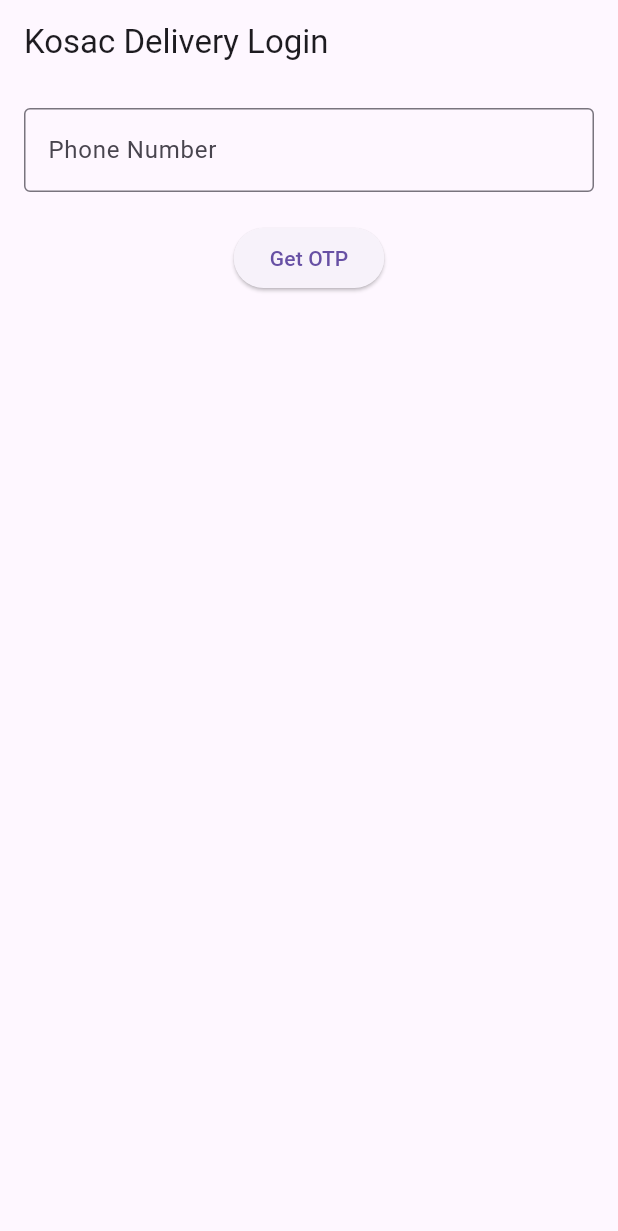
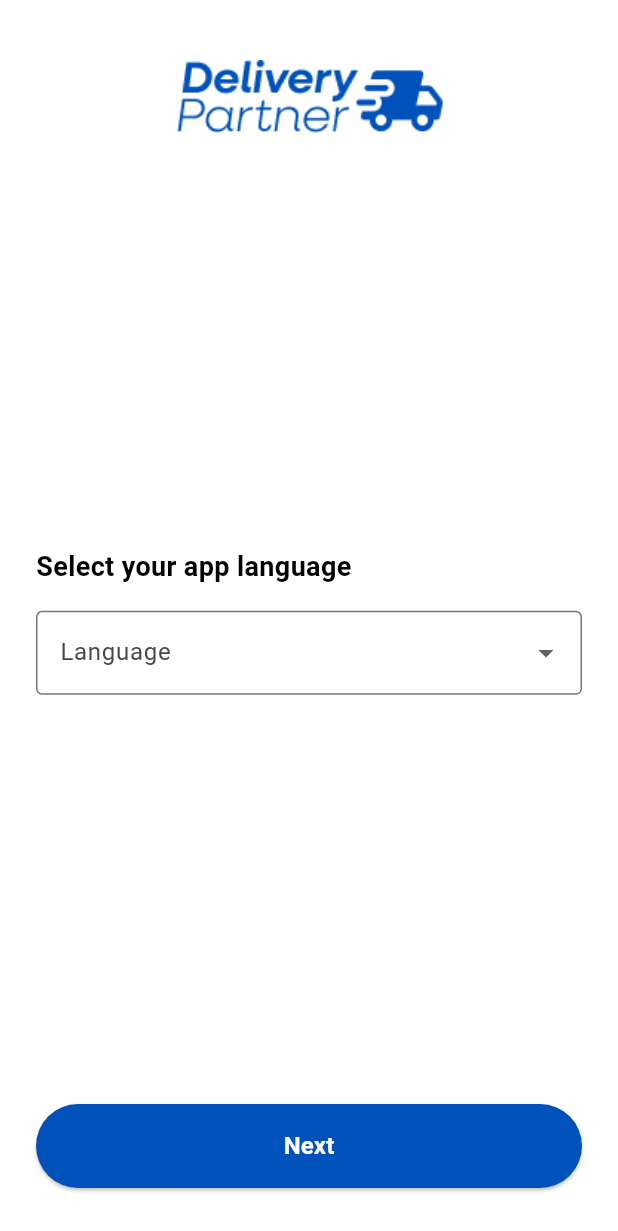
Before and after one commit to kosac-tech/delivery_App, a Flutter app: the screen it shows after launch, on a phone screen of 412 x 824 dp. Shown: the top 1231 px of the screen. Run offline on Flutter 3.47's test engine with Material 3 defaults, Android fonts, the phone set to English and light mode, and no system bars; our stand-ins replace easy_localization.

Commit message:
🌐 Added multi-language support (English, Hindi, Marathi)

```diff
--- /dev/null
+++ b/assets/lang/en.json
@@ -0,0 +1,15 @@
+{
+  "home_title": "Dashboard",
+  "welcome_message": "Welcome to Kosac Delivery App!",
+  "select_language": "Select your app language",
+  "language": "Language",
+  "next": "Next",
+  "login_title": "Kosac Delivery Login",
+  "phone_number": "Phone Number",
+  "get_otp": "Get OTP",
+  "verify_otp": "Verify OTP",
+  "enter_otp": "Enter the OTP sent to +91 {phone}",
+  "otp": "OTP",
+  "verify": "Verify",
+  "login_success": "Login Successful ✅"
+}
--- /dev/null
+++ b/lib/language_selection_screen.dart
@@ -0,0 +1,105 @@
+import 'package:flutter/material.dart';
+import 'package:easy_localization/easy_localization.dart';
+
+class LanguageSelectionScreen extends StatefulWidget {
+  const LanguageSelectionScreen({super.key});
+
+  @override
+  State<LanguageSelectionScreen> createState() => _LanguageSelectionScreenState();
+}
+
+class _LanguageSelectionScreenState extends State<LanguageSelectionScreen> {
+  Locale? _selectedLocale;
+
+  final Map<String, Locale> languageMap = {
+    'English': const Locale('en'),
+    'हिंदी': const Locale('hi'),
+    'मराठी': const Locale('mr'),
+  };
+
+  @override
+  Widget build(BuildContext context) {
+    return Scaffold(
+      backgroundColor: Colors.white,
+      body: SafeArea(
+        child: Padding(
+          padding: const EdgeInsets.symmetric(horizontal: 24.0),
+          child: Column(
+            children: [
+              const SizedBox(height: 40),
+              Center(
+                child: Image.asset(
+                  'assets/delivery_partner_logo.png',
+                  width: 180,
+                ),
+              ),
+              const Spacer(),
+
+              Align(
+                alignment: Alignment.centerLeft,
+                child: Text(
+                  tr('select_language'),
+                  style: const TextStyle(
+                    fontSize: 18,
+                    fontWeight: FontWeight.w700,
+                    color: Colors.black,
+                  ),
+                ),
+              ),
+              const SizedBox(height: 16),
+
+              DropdownButtonFormField<Locale>(
+                value: _selectedLocale,
+                decoration: InputDecoration(
+                  labelText: tr('language'),
+                  border: const OutlineInputBorder(),
+                ),
+                items: languageMap.entries.map((entry) {
+                  return DropdownMenuItem(
+                    value: entry.value,
+                    child: Text(entry.key),
+                  );
+                }).toList(),
+                onChanged: (locale) {
+                  setState(() {
+                    _selectedLocale = locale;
+                    context.setLocale(locale!);
+                  });
+                },
+              ),
+
+              const Spacer(),
+
+              SizedBox(
+                width: double.infinity,
+                height: 56,
+                child: ElevatedButton(
+                  style: ElevatedButton.styleFrom(
+                    backgroundColor: const Color(0xFF0051BA),
+                    shape: RoundedRectangleBorder(
+                      borderRadius: BorderRadius.circular(40),
+                    ),
+                  ),
+                  onPressed: () {
+                    if (_selectedLocale != null) {
+                      Navigator.pushReplacementNamed(context, '/login');
+                    }
+                  },
+                  child: Text(
+                    tr('next'),
+                    style: const TextStyle(
+                      color: Colors.white,
+                      fontSize: 16,
+                      fontWeight: FontWeight.w600,
+                    ),
+                  ),
+                ),
+              ),
+              const SizedBox(height: 32),
+            ],
+          ),
+        ),
+      ),
+    );
+  }
+}
--- a/lib/main.dart
+++ b/lib/main.dart
@@ -1,15 +1,92 @@
 import 'package:flutter/material.dart';
-import 'package:firebase_core/firebase_core.dart';
-import 'splash_screen.dart'; // 💡 Make sure this file exists and is imported
+import 'package:easy_localization/easy_localization.dart';
+import 'language_selection_screen.dart';
+import 'phone_login_screen.dart';
+import 'otp_verification_screen.dart'; // If needed
+import 'home_screen.dart'; // Optional
 
 void main() async {
   WidgetsFlutterBinding.ensureInitialized();
-  await Firebase.initializeApp(); // 🔥 Initializes Firebase
+  await EasyLocalization.ensureInitialized(); // ⬅️ important
 
   runApp(
-    const MaterialApp(
-      debugShowCheckedModeBanner: false,
-      home: SplashScreen(), // 🚀 Starts with the Splash screen
+    EasyLocalization(
+      supportedLocales: const [
+        Locale('en'),
+        Locale('hi'),
+        Locale('mr'),
+      ],
+      path: 'assets/lang', // ⬅️ path to your JSON files
+      fallbackLocale: const Locale('en'),
+      child: const MyApp(),
     ),
   );
 }
+
+class MyApp extends StatelessWidget {
+  const MyApp({super.key});
+
+  @override
+  Widget build(BuildContext context) {
+    return MaterialApp(
+      title: 'Kosac Delivery App',
+      debugShowCheckedModeBanner: false,
+      localizationsDelegates: context.localizationDelegates,
+      supportedLocales: context.supportedLocales,
+      locale: context.locale,
+      theme: ThemeData(primarySwatch: Colors.blue),
+      initialRoute: '/',
+      routes: {
+        '/': (context) => const SplashScreen(),
+        '/language': (context) => const LanguageSelectionScreen(),
+        '/login': (context) => const PhoneLoginScreen(),
+        '/otp': (context) => const OtpVerificationScreen(phoneNumber: '1234567890'), // For testing
+        '/home': (context) => const HomeScreen(), // Optional
+      },
+    );
+  }
+}
+
+class SplashScreen extends StatefulWidget {
+  const SplashScreen({super.key});
+
+  @override
+  State<SplashScreen> createState() => _SplashScreenState();
+}
+
+class _SplashScreenState extends State<SplashScreen> {
+  @override
+  void initState() {
+    super.initState();
+    Future.delayed(const Duration(seconds: 2), () {
+      Navigator.pushReplacementNamed(context, '/language');
+    });
+  }
+
+  @override
+  Widget build(BuildContext context) {
+    return Scaffold(
+      backgroundColor: const Color(0xFF0051BA),
+      body: Column(
+        mainAxisAlignment: MainAxisAlignment.center,
+        children: [
+          const Spacer(),
+          Center(
+            child: Image.asset(
+              'assets/kosac_delivery_app_splash_screen_logo.png',
+              width: 240,
+            ),
+          ),
+          const Spacer(),
+          const Padding(
+            padding: EdgeInsets.only(bottom: 100),
+            child: CircularProgressIndicator(
+              color: Color(0xFF82D5C7),
+              strokeWidth: 3,
+            ),
+          ),
+        ],
+      ),
+    );
+  }
+}
```
Also changed, not shown: assets/lang/hi.json (added, +15 -0 lines), assets/lang/mr.json (added, +15 -0 lines), lib/home_screen.dart (added, +22 -0 lines), lib/otp_verification_screen.dart (+59 -42 lines), lib/phone_login_screen.dart (+52 -36 lines), lib/splash_screen.dart (+18 -18 lines), pubspec.yaml (+11 -73 lines), assets/delivery_partner_logo.png (added), flutter_01.png (added), pubspec.lock, 1 other file.
